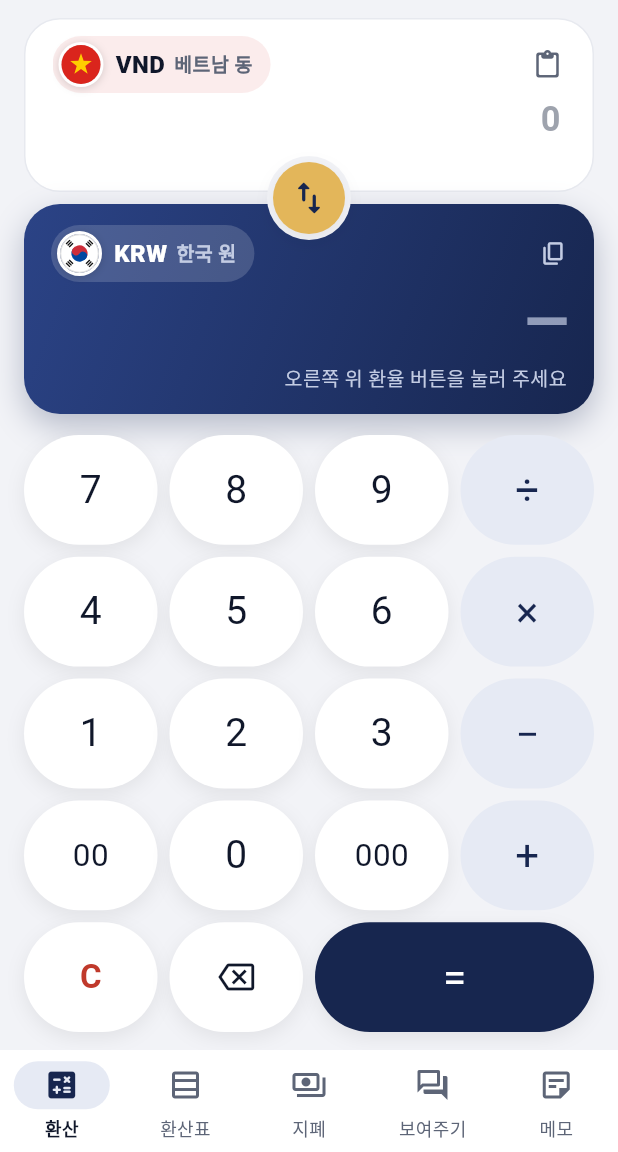
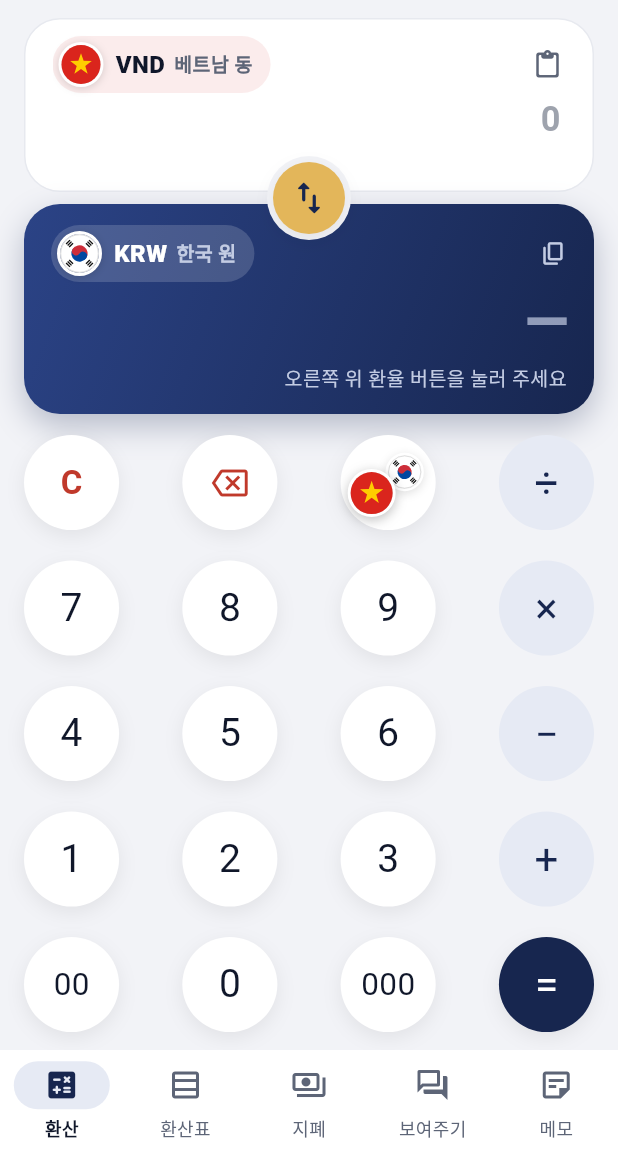
Before and after one commit to hee6635/Currency, a Flutter app: the screen it shows after launch, on a phone screen of 412 x 824 dp, the part 84-1236 px from its top. Run offline on Flutter 3.47's test engine with Material 3 defaults, Android fonts, the phone set to English and light mode, and no system bars; our stand-ins replace shared_preferences; network calls fail.

Commit message:
키패드: 갤럭시 계산기 배치와 간격, 국기 바꾸기 버튼
- C·지우기를 맨 위 줄로 올려 = 이나 0 누를 때 잘못 누르지 않게 함
  (C ⌫ 국기 ÷ / 7 8 9 × / 4 5 6 − / 1 2 3 + / 00 0 000 =)
- % 자리에 국기 버튼: 입력 중인 통화 국기가 앞에 크게, 누르면
  두 국기가 자리를 바꾸며 동 ↔ 원 전환 (위쪽 바꾸기 버튼과 같은 동작)
- 버튼을 완전한 원으로, 간격은 갤럭시 비율(가로 ≈ 지름 1/5, 세로 ≈ 1/3)
- 지우기(⌫)도 C처럼 빨간색

Co-Authored-By: Claude Opus 5.5 <noreply@anthropic.com>
Claude-Session: https://claude.ai/code/session_01BF3QGQfAiwtZXxjRey9N4Z

```diff
--- a/flutter_app/lib/ui/convert_page.dart
+++ b/flutter_app/lib/ui/convert_page.dart
@@ -1,3 +1,5 @@
+import 'dart:math' as math;
+
 import 'package:flutter/material.dart';
 import 'package:flutter/services.dart';
 
@@ -469,12 +471,14 @@ enum _KeyKind { num, small, op, eq, clear, back }
 class Keypad extends StatelessWidget {
   const Keypad({super.key});
 
+  // 갤럭시 계산기처럼 지우기 키는 맨 위 줄 (= 이나 0 누를 때 잘못 누르지 않게).
+  // 'swap' 자리(갤럭시의 %)는 국기 버튼: 누르면 동 ↔ 원 방향을 바꾼다.
   static const _rows = [
-    ['7', '8', '9', opDiv],
-    ['4', '5', '6', opMul],
-    ['1', '2', '3', opSub],
-    ['00', '0', '000', opAdd],
-    ['C', 'back', '='], // = 은 두 칸
+    ['C', 'back', 'swap', opDiv],
+    ['7', '8', '9', opMul],
+    ['4', '5', '6', opSub],
+    ['1', '2', '3', opAdd],
+    ['00', '0', '000', '='],
   ];
 
   static _KeyKind _kind(String k) {
@@ -490,26 +494,36 @@ class Keypad extends StatelessWidget {
 
   @override
   Widget build(BuildContext context) {
-    const gap = 8.0;
+    // 갤럭시 계산기 비율: 버튼은 완전한 원, 가로 간격 ≈ 지름의 1/5, 세로 간격 ≈ 지름의 1/3.
+    // 공간이 모자라면 원 크기를 줄여서 이 비율을 지킨다.
     return LayoutBuilder(
       builder: (context, box) {
-        final cell = (box.maxWidth - gap * 3) / 4;
+        final rows = _rows.length;
+        final d = math.min(
+          box.maxWidth / (4 + 3 * 0.2),
+          box.maxHeight / (rows + (rows - 1) * 0.32),
+        );
+        final vGap = ((box.maxHeight - rows * d) / (rows - 1)).clamp(
+          6.0,
+          d * 0.45,
+        );
         return Column(
+          mainAxisAlignment: MainAxisAlignment.center,
           children: [
             for (final (i, row) in _rows.indexed) ...[
-              if (i > 0) const SizedBox(height: gap),
-              Expanded(
+              if (i > 0) SizedBox(height: vGap),
+              SizedBox(
+                height: d,
                 child: Row(
+                  mainAxisAlignment: MainAxisAlignment.spaceBetween,
                   children: [
-                    for (final (j, k) in row.indexed) ...[
-                      if (j > 0) const SizedBox(width: gap),
-                      SizedBox(
-                        width: row.length == 3 && k == '='
-                            ? cell * 2 + gap
-                            : cell,
-                        child: _Key(k, _kind(k)),
+                    for (final k in row)
+                      SizedBox.square(
+                        dimension: d,
+                        child: k == 'swap'
+                            ? const _FlagSwapKey()
+                            : _Key(k, _kind(k)),
                       ),
-                    ],
                   ],
                 ),
               ),
@@ -542,7 +556,7 @@ class _Key extends StatelessWidget {
     final (Color bg, Color fg) = switch (kind) {
       _KeyKind.op => (p.opBg, p.opFg),
       _KeyKind.eq => (p.navy, p.onNavy),
-      _KeyKind.clear => (p.surface, p.danger),
+      _KeyKind.clear || _KeyKind.back => (p.surface, p.danger),
       _ => (p.surface, p.ink),
     };
     final double size = switch (kind) {
@@ -568,7 +582,7 @@ class _Key extends StatelessWidget {
     final s = AppScope.read(context);
     final highlight = switch (kind) {
       _KeyKind.op => p.navyHi,
-      _KeyKind.clear => p.danger,
+      _KeyKind.clear || _KeyKind.back => p.danger,
       _ => p.gold,
     };
     return Semantics(
@@ -589,3 +603,68 @@ class _Key extends StatelessWidget {
     );
   }
 }
+
+/// 키패드의 국기 버튼: 지금 입력하는 통화의 국기가 앞에 크게, 다른 통화 국기는 뒤에 작게.
+/// 누르면 두 국기가 자리를 바꾸며 동 ↔ 원 방향이 바뀐다 (위쪽 바꾸기 버튼과 같은 동작).
+class _FlagSwapKey extends StatelessWidget {
+  const _FlagSwapKey();
+
+  @override
+  Widget build(BuildContext context) {
+    final s = AppScope.of(context);
+    final p = context.palette;
+    const dur = Duration(milliseconds: 320);
+    const curve = Curves.easeOutBack;
+
+    Widget flag(Currency c) {
+      final front = c == s.from;
+      return AnimatedAlign(
+        key: ValueKey(c),
+        duration: dur,
+        curve: curve,
+        alignment: front ? const Alignment(-1, 1) : const Alignment(1, -1),
+        child: AnimatedScale(
+          duration: dur,
+          curve: curve,
+          scale: front ? 1 : 0.8,
+          child: Container(
+            decoration: BoxDecoration(
+              shape: BoxShape.circle,
+              border: Border.all(color: Colors.white, width: 2),
+              boxShadow: [
+                BoxShadow(
+                  color: Colors.black.withValues(alpha: front ? 0.25 : 0.12),
+                  blurRadius: 6,
+                  offset: const Offset(0, 2),
+                ),
+              ],
+            ),
+            child: FlagIcon(c, size: 28),
+          ),
+        ),
+      );
+    }
+
+    return Semantics(
+      button: true,
+      label: '통화 바꾸기, 지금 ${s.from.name} 입력',
+      excludeSemantics: true,
+      child: PressableKey(
+        color: p.surface,
+        highlight: p.gold,
+        onTap: () {
+          HapticFeedback.mediumImpact();
+          s.swap();
+        },
+        child: SizedBox(
+          width: 54,
+          height: 46,
+          child: Stack(
+            // 앞에 올 국기를 나중에 그려서 위에 겹치게
+            children: [flag(s.from.other), flag(s.from)],
+          ),
+        ),
+      ),
+    );
+  }
+}
```
Also changed, not shown: 1 other file.
